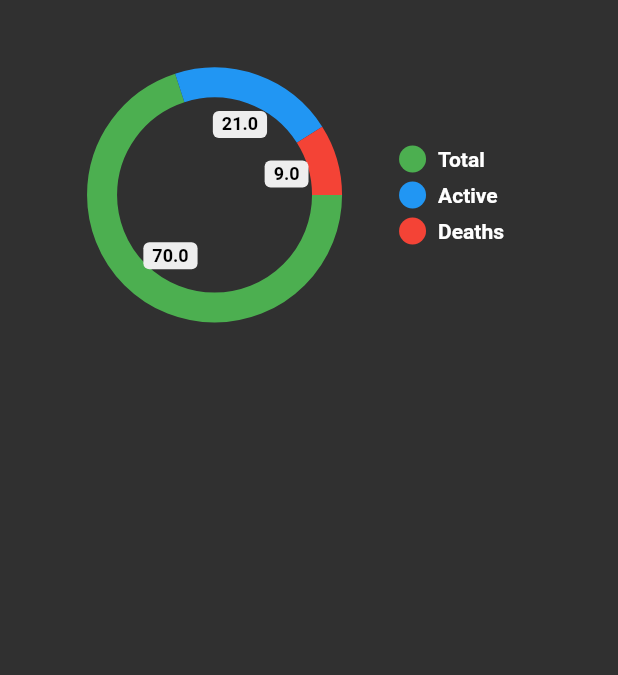
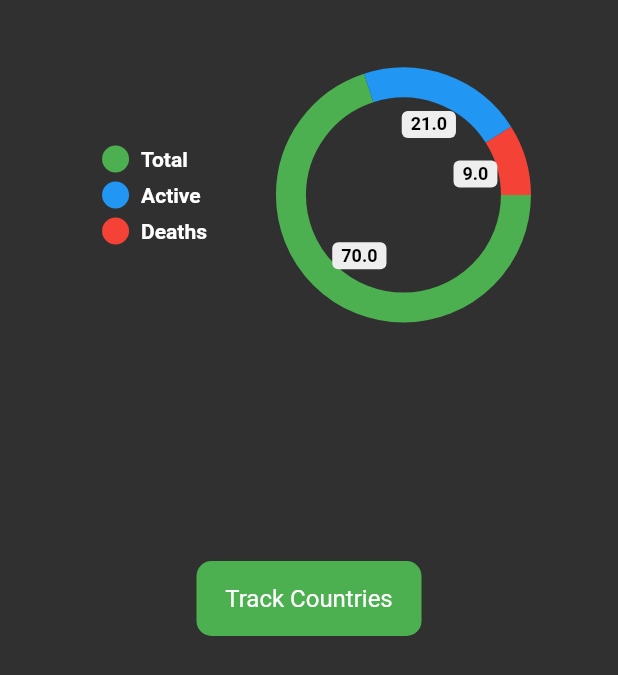
Before and after one commit to AhmedShafique313/covid_19_app, a Flutter app: the screen it shows after launch, on a phone screen of 412 x 824 dp. Shown: the top 675 px of the screen. Run offline on Flutter 3.47's test engine with Material 2 defaults, Android fonts, the phone set to English and light mode, and no system bars; drawn by our look-alikes of pie_chart.

Commit message:
container and values

```diff
--- a/lib/view/world_status.dart
+++ b/lib/view/world_status.dart
@@ -19,6 +19,7 @@ class _WorldStatusScreenState extends State<WorldStatusScreen>
     _controller.dispose();
   }
 
+  // ignore: non_constant_identifier_names
   final ColorList = <Color>[Colors.green, Colors.blue, Colors.red];
 
   @override
@@ -26,7 +27,7 @@ class _WorldStatusScreenState extends State<WorldStatusScreen>
     return Scaffold(
       body: SafeArea(
           child: Padding(
-        padding: EdgeInsets.all(10.0),
+        padding: const EdgeInsets.all(10.0),
         child: Column(
           // mainAxisAlignment: MainAxisAlignment.center,
           crossAxisAlignment: CrossAxisAlignment.center,
@@ -39,11 +40,44 @@ class _WorldStatusScreenState extends State<WorldStatusScreen>
                   height: 200,
                   width: 300,
                   child: PieChart(
+                    animationDuration: const Duration(milliseconds: 1200),
                     chartType: ChartType.ring,
                     chartRadius: 150,
                     dataMap: const {"Total": 70, "Active": 21, "Deaths": 9},
                     colorList: ColorList,
+                    legendOptions: const LegendOptions(
+                        legendPosition: LegendPosition.left),
                   )),
+            ),
+            const SizedBox(
+              height: 20,
+            ),
+            Padding(
+              padding: const EdgeInsets.symmetric(horizontal: 600),
+              child: Card(
+                child: Column(
+                  children: [
+                    ResusableRow(title: "Title", value: "300"),
+                    ResusableRow(title: "Title", value: "300"),
+                    ResusableRow(title: "Title", value: "300"),
+                  ],
+                ),
+              ),
+            ),
+            const SizedBox(
+              height: 20,
+            ),
+            Container(
+              // ignore: sort_child_properties_last
+              child: const Center(
+                  child: Text(
+                'Track Countries',
+                style: TextStyle(fontSize: 16),
+              )),
+              height: 50,
+              width: 150,
+              decoration: BoxDecoration(
+                  color: Colors.green, borderRadius: BorderRadius.circular(10)),
             )
           ],
         ),
@@ -51,3 +85,29 @@ class _WorldStatusScreenState extends State<WorldStatusScreen>
     );
   }
 }
+
+class ResusableRow extends StatelessWidget {
+  String title, value;
+  ResusableRow({Key? key, required this.title, required this.value})
+      : super(key: key);
+
+  @override
+  Widget build(BuildContext context) {
+    return Column(
+      children: [
+        Center(
+          child: Padding(
+            padding: const EdgeInsets.all(8.0),
+            child: Row(
+              mainAxisAlignment: MainAxisAlignment.spaceBetween,
+              children: [
+                Text(title),
+                Text(value),
+              ],
+            ),
+          ),
+        ),
+      ],
+    );
+  }
+}
```
